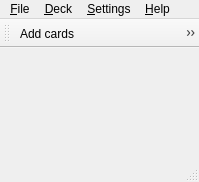
Above: mnemosyne/mnemosyne/pyqt_ui/main_window.ui from vasvlad/pomni before the change. Below: the same form after it.
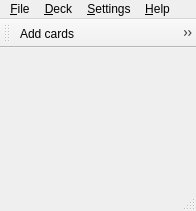
That is the form after the change. Icons and pictures are not drawn.

Patch:
```diff
--- a/mnemosyne/mnemosyne/pyqt_ui/main_window.ui
+++ b/mnemosyne/mnemosyne/pyqt_ui/main_window.ui
@@ -5,8 +5,8 @@
    <rect>
     <x>0</x>
     <y>0</y>
-    <width>199</width>
-    <height>182</height>
+    <width>196</width>
+    <height>211</height>
    </rect>
   </property>
   <property name="sizePolicy" >
@@ -28,7 +28,7 @@
     <rect>
      <x>0</x>
      <y>0</y>
-     <width>199</width>
+     <width>196</width>
      <height>25</height>
     </rect>
    </property>
```
Left out of the diff: 8 changed lines with no effect on the pictures.
